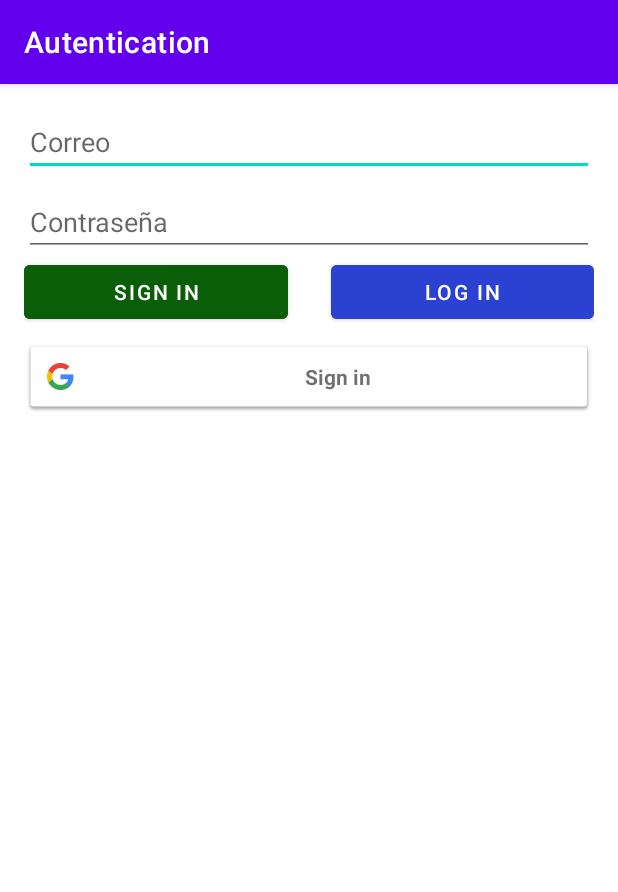
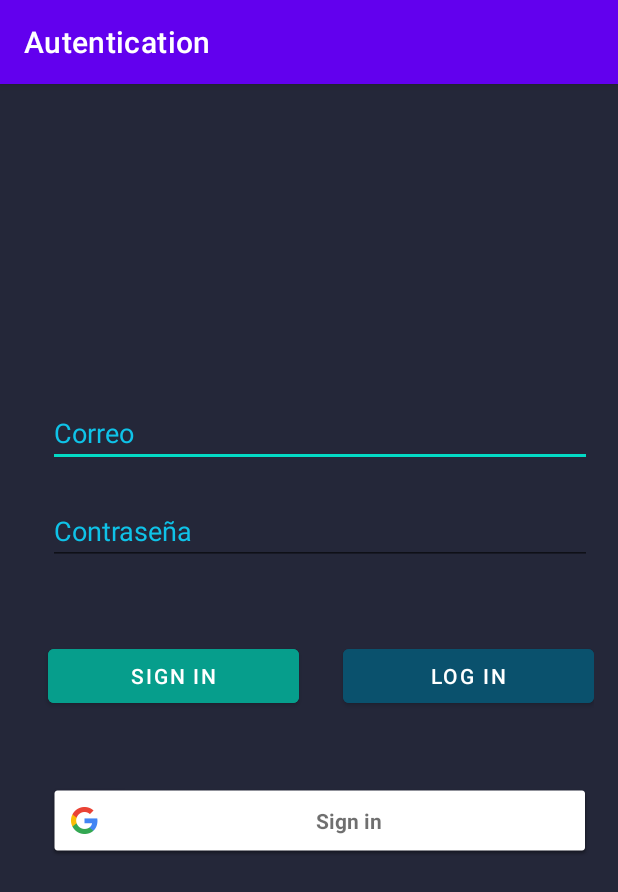
Before and after one commit to juancaresp/Biboup, an Android app: the screen it shows after launch (MainActivity), on a phone screen of 412 x 824 dp. Shown: the top 892 px of the screen. Run offline under Robolectric (Android 15) with nearby library versions, the light colour scheme and no system bars; our stand-ins replace Firebase (no records; nobody signed in at launch, a user with empty details on screens opened directly).

Commit message:
principios de interfaz

```diff
--- a/AppAndroid/AppBoup/app/src/main/res/layout/activity_main.xml
+++ b/AppAndroid/AppBoup/app/src/main/res/layout/activity_main.xml
@@ -5,6 +5,7 @@
     android:layout_width="match_parent"
     android:layout_height="match_parent"
     android:layout_gravity="center"
+    android:background="#242739"
     android:orientation="vertical"
     tools:context=".MainActivity">
 
@@ -12,90 +13,130 @@
         android:layout_width="0dp"
         android:layout_height="wrap_content"
         android:layout_marginStart="16dp"
-        android:layout_marginTop="16dp"
+        android:layout_marginTop="200dp"
         android:layout_marginEnd="16dp"
         android:orientation="horizontal"
         app:layout_constraintEnd_toEndOf="parent"
         app:layout_constraintStart_toStartOf="parent"
         app:layout_constraintTop_toTopOf="parent">
 
-        <LinearLayout
+        <androidx.constraintlayout.widget.ConstraintLayout
+            android:id="@+id/linearLayout3"
             android:layout_width="match_parent"
             android:layout_height="wrap_content"
             android:layout_gravity="center"
-            android:layout_weight="1"
-            android:orientation="vertical">
+            android:layout_weight="1">
 
             <EditText
                 android:id="@+id/etCorreo"
-                android:layout_width="match_parent"
+                android:layout_width="0dp"
                 android:layout_height="wrap_content"
-                android:layout_gravity="center|start|center_horizontal"
-                android:layout_weight="3"
+                android:layout_marginTop="10dp"
                 android:ems="10"
                 android:gravity="center|start|center_vertical"
                 android:hint="Correo"
-                android:inputType="textPersonName" />
+                android:inputType="textPersonName"
+                android:textColor="#0fc3e8"
+                android:textColorHighlight="#0fc3e8"
+                android:textColorHint="#0fc3e8"
+                android:textColorLink="#0fc3e8"
+                app:layout_constraintBottom_toTopOf="@+id/space2"
+                app:layout_constraintEnd_toEndOf="@+id/space2"
+                app:layout_constraintStart_toStartOf="@+id/space2"
+                app:layout_constraintTop_toTopOf="parent" />
 
             <Space
-                android:layout_width="match_parent"
-                android:layout_height="8dp"
-                android:layout_weight="3" />
+                android:id="@+id/space2"
+                android:layout_width="0dp"
+                android:layout_height="0dp"
+                android:layout_marginTop="10dp"
+                android:background="#0fc3e8"
+                android:backgroundTint="#0fc3e8"
+                app:layout_constraintBottom_toTopOf="@+id/etContra"
+                app:layout_constraintEnd_toEndOf="@+id/etContra"
+                app:layout_constraintStart_toStartOf="@+id/etContra"
+                app:layout_constraintTop_toBottomOf="@+id/etCorreo" />
 
             <EditText
                 android:id="@+id/etContra"
-                android:layout_width="match_parent"
+                android:layout_width="0dp"
                 android:layout_height="wrap_content"
-                android:layout_gravity="center|start|center_horizontal"
-                android:layout_weight="3"
+                android:layout_marginTop="10dp"
                 android:ems="10"
                 android:gravity="center|start|center_vertical"
                 android:hint="Contraseña"
-                android:inputType="textPersonName" />
+                android:inputType="textPersonName"
+                android:shadowColor="#0fc3e8"
+                android:textColor="#0fc3e8"
+                android:textColorHighlight="#0fc3e8"
+                android:textColorHint="#0fc3e8"
+                android:textColorLink="#0fc3e8"
+                app:layout_constraintBottom_toTopOf="@+id/btnLogOut"
+                app:layout_constraintEnd_toEndOf="@+id/space4"
+                app:layout_constraintStart_toStartOf="@+id/btnSign"
+                app:layout_constraintTop_toBottomOf="@+id/space2" />
 
-            <LinearLayout
-                android:layout_width="match_parent"
-                android:layout_height="match_parent"
-                android:layout_weight="1"
-                android:orientation="horizontal">
 
             <Button
                 android:id="@+id/btnSign"
-                    android:layout_width="wrap_content"
+                android:layout_width="0dp"
                 android:layout_height="wrap_content"
-                    android:layout_weight="3"
-                    android:backgroundTint="#0A5E07"
+                android:layout_marginStart="16dp"
+                android:layout_marginTop="50dp"
+                android:layout_marginEnd="29dp"
+                android:backgroundTint="#069e8c"
                 android:onClick="SignIn"
-                    android:text="Sign In" />
+                android:text="Sign In"
+                app:layout_constraintEnd_toStartOf="@+id/btnLogOut"
+                app:layout_constraintStart_toStartOf="parent"
+                app:layout_constraintTop_toBottomOf="@+id/etContra" />
 
             <Space
-                    android:layout_width="wrap_content"
+                android:id="@+id/space3"
+                android:layout_width="0dp"
                 android:layout_height="wrap_content"
-                    android:layout_weight="1" />
+                android:layout_marginBottom="48dp"
+                app:layout_constraintBottom_toTopOf="@+id/space4"
+                app:layout_constraintEnd_toStartOf="@+id/btnLogOut"
+                app:layout_constraintStart_toEndOf="@+id/btnSign"
+                app:layout_constraintTop_toBottomOf="@+id/btnLogOut" />
 
             <Button
                 android:id="@+id/btnLogOut"
-                    android:layout_width="wrap_content"
+                android:layout_width="0dp"
                 android:layout_height="wrap_content"
-                    android:layout_weight="3"
-                    android:backgroundTint="#2A41D1"
+                android:layout_marginTop="50dp"
+                android:backgroundTint="#0a516d"
                 android:onClick="LogIn"
-                    android:text="Log In" />
+                android:text="Log In"
+                app:layout_constraintBottom_toTopOf="@+id/space3"
+                app:layout_constraintEnd_toEndOf="parent"
+                app:layout_constraintStart_toEndOf="@+id/btnSign"
+                app:layout_constraintTop_toBottomOf="@+id/etContra" />
 
-            </LinearLayout>
 
             <Space
-                android:layout_width="match_parent"
-                android:layout_height="8dp"
-                android:layout_weight="3" />
+                android:id="@+id/space4"
+                android:layout_width="0dp"
+                android:layout_height="0dp"
+                android:layout_marginEnd="1dp"
+                android:layout_marginRight="1dp"
+                app:layout_constraintBottom_toTopOf="@+id/btnGoggle"
+                app:layout_constraintEnd_toEndOf="@+id/btnLogOut"
+                app:layout_constraintStart_toStartOf="@+id/btnSign"
+                app:layout_constraintTop_toBottomOf="@+id/space3" />
 
             <com.google.android.gms.common.SignInButton
                 android:id="@+id/btnGoggle"
-                android:layout_width="match_parent"
+                android:layout_width="0dp"
 
-                android:layout_height="wrap_content" />
+                android:layout_height="wrap_content"
+                app:layout_constraintBottom_toBottomOf="parent"
+                app:layout_constraintEnd_toEndOf="@+id/space4"
+                app:layout_constraintStart_toStartOf="@+id/space4"
+                app:layout_constraintTop_toBottomOf="@+id/space4" />
 
-        </LinearLayout>
+        </androidx.constraintlayout.widget.ConstraintLayout>
     </LinearLayout>
 
 </androidx.constraintlayout.widget.ConstraintLayout>
--- a/AppAndroid/AppBoup/app/src/main/res/values/strings.xml
+++ b/AppAndroid/AppBoup/app/src/main/res/values/strings.xml
@@ -1,3 +1,5 @@
 <resources>
     <string name="app_name">AppBoup</string>
+    <!-- TODO: Remove or change this placeholder text -->
+    <string name="hello_blank_fragment">Hello blank fragment</string>
 </resources>
```
Also changed, not shown: AppAndroid/AppBoup/app/src/main/java/es/boup/appboup/listaInicio.java (added, +26 -0 lines), AppAndroid/AppBoup/app/src/main/java/es/boup/appboup/login.java (added, +28 -0 lines), AppAndroid/AppBoup/app/src/main/res/layout/fragment_lista_inicio.xml (added, +93 -0 lines), AppAndroid/AppBoup/app/src/main/res/layout/fragment_login.xml (added, +92 -0 lines), AppAndroid/AppBoup/app/src/main/res/layout/listgroup.xml (added, +19 -0 lines). Lines whose indentation alone changed are shown as unchanged.
